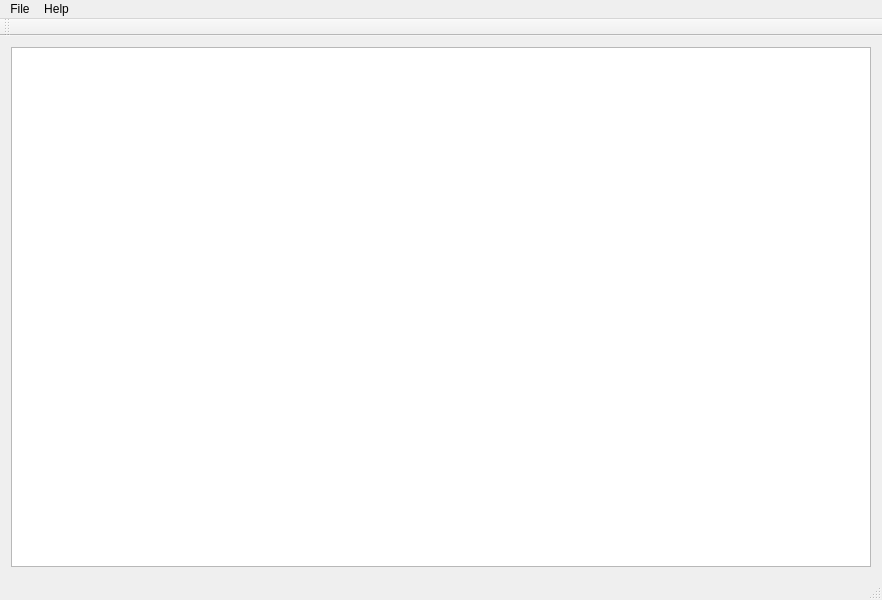
The window that mainwindow.ui (bogolyandras/AndrasAmoba) describes before a commit, drawn with Qt 5.
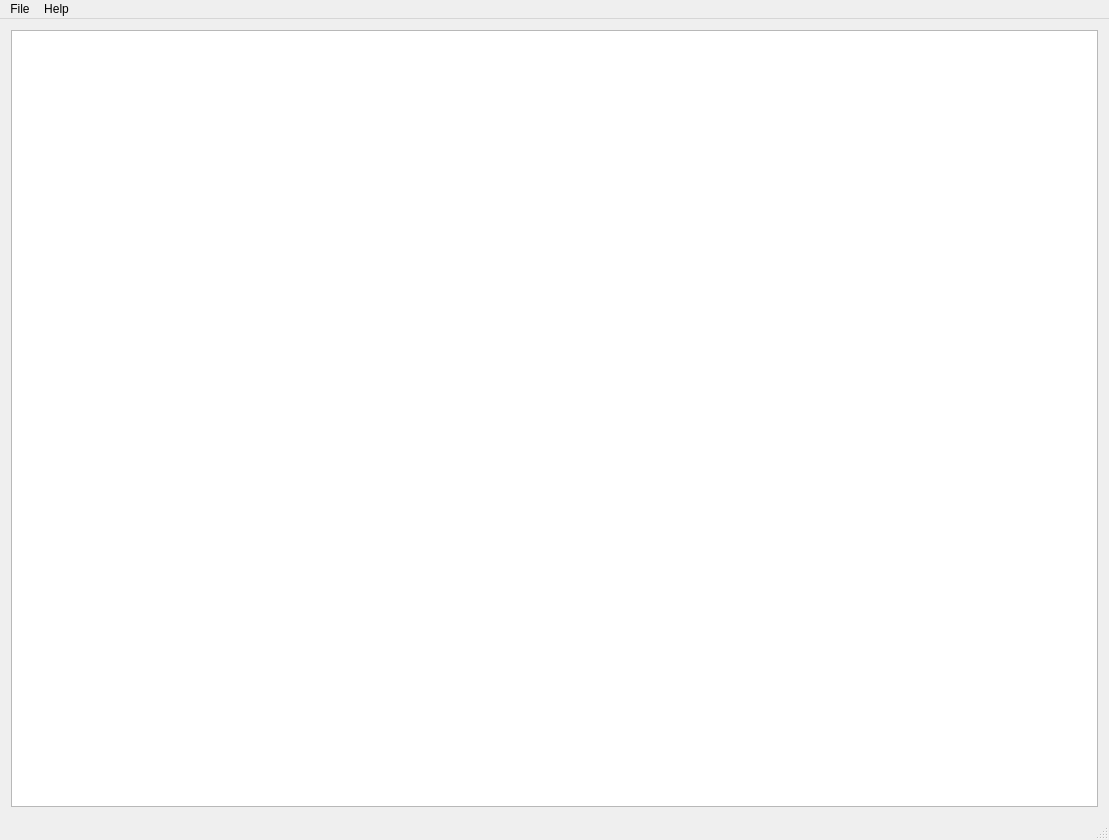
The same window after the commit.

Patch:
```diff
--- a/mainwindow.ui
+++ b/mainwindow.ui
@@ -6,8 +6,8 @@
    <rect>
     <x>0</x>
     <y>0</y>
-    <width>882</width>
-    <height>600</height>
+    <width>1109</width>
+    <height>840</height>
    </rect>
   </property>
   <property name="windowTitle">
@@ -21,13 +21,13 @@
        <number>30</number>
       </attribute>
       <attribute name="horizontalHeaderMinimumSectionSize">
-       <number>30</number>
+       <number>5</number>
       </attribute>
       <attribute name="verticalHeaderDefaultSectionSize">
        <number>30</number>
       </attribute>
       <attribute name="verticalHeaderMinimumSectionSize">
-       <number>30</number>
+       <number>5</number>
       </attribute>
      </widget>
     </item>
@@ -38,7 +38,7 @@
     <rect>
      <x>0</x>
      <y>0</y>
-     <width>882</width>
+     <width>1109</width>
      <height>21</height>
     </rect>
    </property>
@@ -59,14 +59,6 @@
    <addaction name="menuFile"/>
    <addaction name="menuHelp"/>
   </widget>
-  <widget class="QToolBar" name="mainToolBar">
-   <attribute name="toolBarArea">
-    <enum>TopToolBarArea</enum>
-   </attribute>
-   <attribute name="toolBarBreak">
-    <bool>false</bool>
-   </attribute>
-  </widget>
   <widget class="QStatusBar" name="statusBar"/>
   <action name="actionQuit">
    <property name="text">
```
